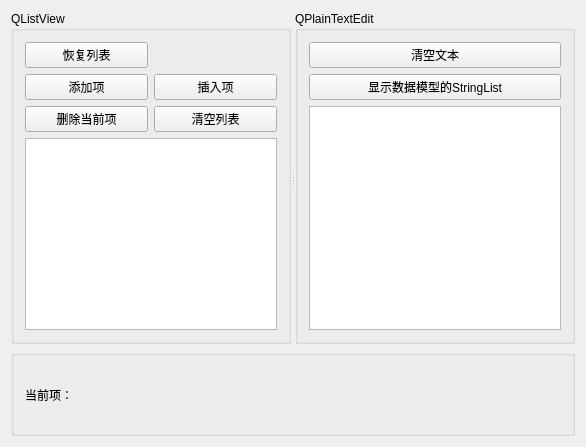
LIKESCX/qt_Study, file chap05/samp5_2/widget.ui: the form before one commit.
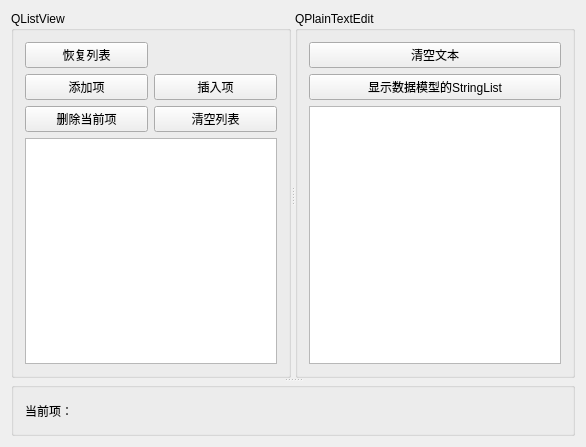
The form after the commit.

Commit message: 提交代码

What changed in the file:
```diff
--- a/chap05/samp5_2/widget.ui
+++ b/chap05/samp5_2/widget.ui
@@ -15,8 +15,10 @@
   </property>
   <layout class="QGridLayout" name="gridLayout_2">
    <item row="0" column="0">
-    <layout class="QVBoxLayout" name="verticalLayout_2">
-     <item>
+    <widget class="QSplitter" name="splitter_2">
+     <property name="orientation">
+      <enum>Qt::Vertical</enum>
+     </property>
       <widget class="QSplitter" name="splitter">
        <property name="orientation">
         <enum>Qt::Horizontal</enum>
@@ -91,8 +93,6 @@
         </layout>
        </widget>
       </widget>
-     </item>
-     <item>
       <widget class="QGroupBox" name="buttomGB">
        <property name="title">
         <string/>
@@ -107,8 +107,7 @@
         </item>
        </layout>
       </widget>
-     </item>
-    </layout>
+    </widget>
    </item>
   </layout>
  </widget>
```
Lines whose indentation alone changed are shown as unchanged. The commit also changes 1 other file.
